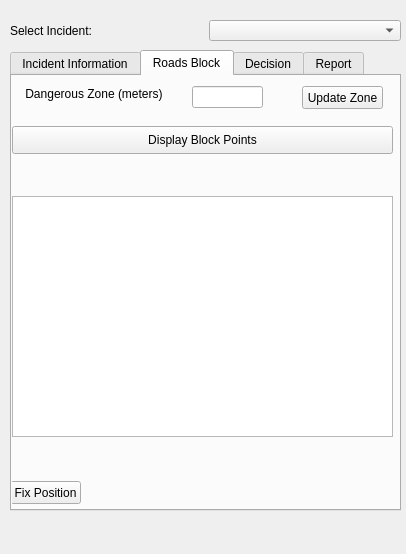
This is PRS_dockwidget_base.ui in EnderPeter/GEO1005 as Qt 5 draws it before an edit. The edited form follows.
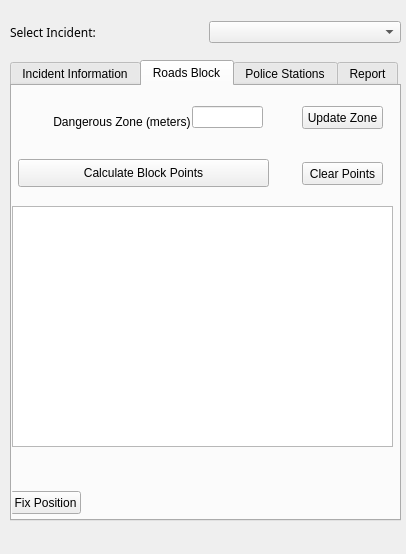
This is the edited form. The open tabs and pages were chosen to show the change.

Commit message: Clear points button working

What changed in the file:
```diff
--- a/PRS_dockwidget_base.ui
+++ b/PRS_dockwidget_base.ui
@@ -27,14 +27,28 @@
     <property name="geometry">
      <rect>
       <x>10</x>
-      <y>20</y>
+      <y>21</y>
       <width>391</width>
-      <height>21</height>
+      <height>22</height>
      </rect>
     </property>
     <layout class="QHBoxLayout" name="horizontalLayout_2">
      <item>
       <widget class="QLabel" name="label">
+       <property name="font">
+        <font>
+         <family>NewsGoth Lt BT</family>
+         <pointsize>9</pointsize>
+         <weight>50</weight>
+         <bold>false</bold>
+        </font>
+       </property>
+       <property name="mouseTracking">
+        <bool>true</bool>
+       </property>
+       <property name="autoFillBackground">
+        <bool>true</bool>
+       </property>
        <property name="text">
         <string>Select Incident:</string>
        </property>
@@ -45,7 +59,7 @@
        <property name="maximumSize">
         <size>
          <width>400</width>
-         <height>458</height>
+         <height>600</height>
         </size>
        </property>
       </widget>
@@ -59,7 +73,7 @@
     <property name="geometry">
      <rect>
       <x>10</x>
-      <y>50</y>
+      <y>60</y>
       <width>391</width>
       <height>461</height>
      </rect>
@@ -109,7 +123,7 @@
       <property name="geometry">
        <rect>
         <x>180</x>
-        <y>10</y>
+        <y>20</y>
         <width>71</width>
         <height>22</height>
        </rect>
@@ -121,8 +135,8 @@
      <widget class="QLabel" name="label_2">
       <property name="geometry">
        <rect>
-        <x>10</x>
-        <y>10</y>
+        <x>38</x>
+        <y>28</y>
         <width>151</width>
         <height>16</height>
        </rect>
@@ -132,16 +146,19 @@
       </property>
      </widget>
      <widget class="QPushButton" name="intersection_button">
+      <property name="enabled">
+       <bool>true</bool>
+      </property>
       <property name="geometry">
        <rect>
-        <x>0</x>
-        <y>50</y>
-        <width>381</width>
+        <x>6</x>
+        <y>73</y>
+        <width>251</width>
         <height>28</height>
        </rect>
       </property>
       <property name="text">
-       <string>Display Block Points</string>
+       <string>Calculate Block Points</string>
       </property>
      </widget>
      <widget class="QPushButton" name="pushButton_4">
@@ -207,7 +224,7 @@
       <property name="geometry">
        <rect>
         <x>290</x>
-        <y>10</y>
+        <y>20</y>
         <width>81</width>
         <height>23</height>
        </rect>
@@ -245,10 +262,23 @@
        <string>Fix Position</string>
       </property>
      </widget>
+     <widget class="QPushButton" name="clear_points">
+      <property name="geometry">
+       <rect>
+        <x>290</x>
+        <y>76</y>
+        <width>81</width>
+        <height>23</height>
+       </rect>
+      </property>
+      <property name="text">
+       <string>Clear Points</string>
+      </property>
+     </widget>
     </widget>
     <widget class="QWidget" name="Decision">
      <attribute name="title">
-      <string>Decision</string>
+      <string>Police Stations</string>
      </attribute>
      <widget class="QPushButton" name="bufferButton_2">
       <property name="geometry">
```
Left out of the diff: 6 changed lines with no effect on the pictures. The commit also changes 2 other files.
